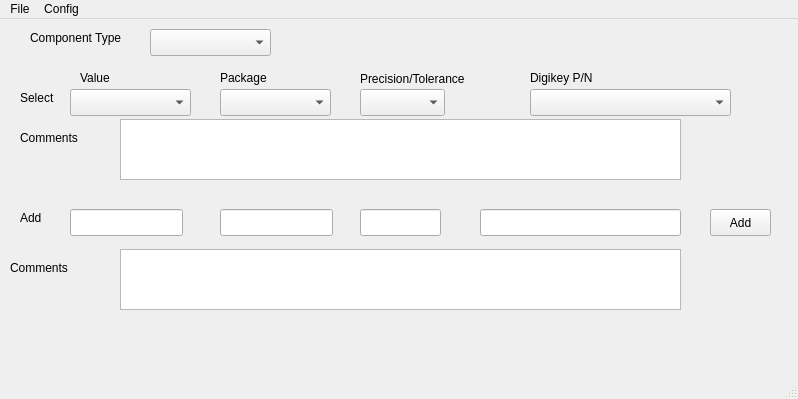
Above: mainwindow.ui from embedCreativity/PCBHelper before the change. Below: the same form after it.
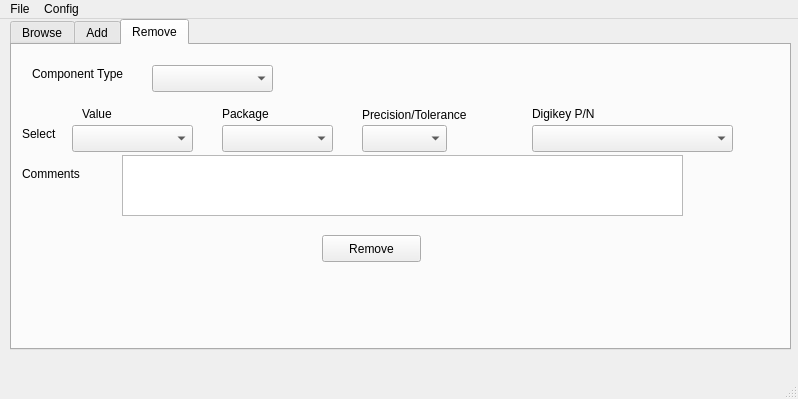
That is the form after the change. The open tabs and pages were chosen to show the change.

Commit message: Added get file dialog on Config->Select Database option.  Added sqlite3 support.

The edit to the form file:
```diff
--- a/mainwindow.ui
+++ b/mainwindow.ui
@@ -14,30 +14,23 @@
    <string>MainWindow</string>
   </property>
   <widget class="QWidget" name="centralWidget">
-   <widget class="QComboBox" name="comboBox">
+   <widget class="QTabWidget" name="tabWidget">
     <property name="geometry">
      <rect>
-      <x>70</x>
-      <y>70</y>
-      <width>121</width>
-      <height>27</height>
+      <x>10</x>
+      <y>0</y>
+      <width>781</width>
+      <height>331</height>
      </rect>
     </property>
-   </widget>
-   <widget class="QLabel" name="label_3">
-    <property name="geometry">
-     <rect>
-      <x>80</x>
-      <y>50</y>
-      <width>67</width>
-      <height>17</height>
-     </rect>
+    <property name="currentIndex">
+     <number>0</number>
     </property>
-    <property name="text">
-     <string>Value</string>
-    </property>
-   </widget>
-   <widget class="QLabel" name="label_4">
+    <widget class="QWidget" name="Browse">
+     <attribute name="title">
+      <string>Browse</string>
+     </attribute>
+     <widget class="QLabel" name="label_2">
     <property name="geometry">
      <rect>
       <x>220</x>
@@ -47,17 +40,7 @@
      </rect>
     </property>
     <property name="text">
-     <string>Package</string>
-    </property>
-   </widget>
-   <widget class="QComboBox" name="comboBox_2">
-    <property name="geometry">
-     <rect>
-      <x>220</x>
-      <y>70</y>
-      <width>111</width>
-      <height>27</height>
-     </rect>
+       <string>Comments</string>
     </property>
    </widget>
    <widget class="QLabel" name="label_5">
@@ -73,6 +56,16 @@
      <string>Precision/Tolerance</string>
     </property>
    </widget>
+     <widget class="QComboBox" name="comboBox_4">
+      <property name="geometry">
+       <rect>
+        <x>530</x>
+        <y>70</y>
+        <width>201</width>
+        <height>27</height>
+       </rect>
+      </property>
+     </widget>
    <widget class="QComboBox" name="comboBox_3">
     <property name="geometry">
      <rect>
@@ -83,6 +76,52 @@
      </rect>
     </property>
    </widget>
+     <widget class="QComboBox" name="comboBox_5">
+      <property name="geometry">
+       <rect>
+        <x>150</x>
+        <y>10</y>
+        <width>121</width>
+        <height>27</height>
+       </rect>
+      </property>
+     </widget>
+     <widget class="QLabel" name="label_4">
+      <property name="geometry">
+       <rect>
+        <x>220</x>
+        <y>50</y>
+        <width>67</width>
+        <height>17</height>
+       </rect>
+      </property>
+      <property name="text">
+       <string>Package</string>
+      </property>
+     </widget>
+     <widget class="QComboBox" name="comboBox">
+      <property name="geometry">
+       <rect>
+        <x>70</x>
+        <y>70</y>
+        <width>121</width>
+        <height>27</height>
+       </rect>
+      </property>
+     </widget>
+     <widget class="QLabel" name="label_8">
+      <property name="geometry">
+       <rect>
+        <x>530</x>
+        <y>50</y>
+        <width>91</width>
+        <height>17</height>
+       </rect>
+      </property>
+      <property name="text">
+       <string>Digikey P/N</string>
+      </property>
+     </widget>
    <widget class="QLabel" name="label_6">
     <property name="geometry">
      <rect>
@@ -96,87 +135,95 @@
      <string>Select</string>
     </property>
    </widget>
-   <widget class="QLabel" name="label_7">
+     <widget class="QComboBox" name="comboBox_2">
     <property name="geometry">
      <rect>
-      <x>20</x>
-      <y>190</y>
-      <width>41</width>
+        <x>220</x>
+        <y>70</y>
+        <width>111</width>
+        <height>27</height>
+       </rect>
+      </property>
+     </widget>
+     <widget class="QLabel" name="label">
+      <property name="geometry">
+       <rect>
+        <x>30</x>
+        <y>10</y>
+        <width>121</width>
       <height>17</height>
      </rect>
     </property>
     <property name="text">
+       <string>Component Type</string>
+      </property>
+     </widget>
+     <widget class="QLabel" name="label_3">
+      <property name="geometry">
+       <rect>
+        <x>80</x>
+        <y>50</y>
+        <width>67</width>
+        <height>17</height>
+       </rect>
+      </property>
+      <property name="text">
+       <string>Value</string>
+      </property>
+     </widget>
+     <widget class="QTextBrowser" name="textBrowser">
+      <property name="geometry">
+       <rect>
+        <x>120</x>
+        <y>100</y>
+        <width>561</width>
+        <height>61</height>
+       </rect>
+      </property>
+     </widget>
+    </widget>
+    <widget class="QWidget" name="Add">
+     <attribute name="title">
      <string>Add</string>
-    </property>
-   </widget>
+     </attribute>
    <widget class="QLineEdit" name="lineEdit">
     <property name="geometry">
      <rect>
       <x>70</x>
-      <y>190</y>
+        <y>100</y>
       <width>113</width>
       <height>27</height>
      </rect>
     </property>
    </widget>
-   <widget class="QLineEdit" name="lineEdit_2">
-    <property name="geometry">
-     <rect>
-      <x>220</x>
-      <y>190</y>
-      <width>113</width>
-      <height>27</height>
-     </rect>
-    </property>
-   </widget>
-   <widget class="QLineEdit" name="lineEdit_3">
-    <property name="geometry">
-     <rect>
-      <x>360</x>
-      <y>190</y>
-      <width>81</width>
-      <height>27</height>
-     </rect>
-    </property>
-   </widget>
    <widget class="QLineEdit" name="lineEdit_4">
     <property name="geometry">
      <rect>
       <x>480</x>
-      <y>190</y>
+        <y>100</y>
       <width>201</width>
       <height>27</height>
      </rect>
     </property>
    </widget>
-   <widget class="QLabel" name="label_8">
+     <widget class="QLabel" name="label_7">
     <property name="geometry">
      <rect>
-      <x>530</x>
-      <y>50</y>
-      <width>91</width>
+        <x>20</x>
+        <y>100</y>
+        <width>41</width>
       <height>17</height>
      </rect>
     </property>
     <property name="text">
-     <string>Digikey P/N</string>
-    </property>
-   </widget>
-   <widget class="QComboBox" name="comboBox_4">
-    <property name="geometry">
-     <rect>
-      <x>530</x>
-      <y>70</y>
-      <width>201</width>
-      <height>27</height>
-     </rect>
+       <string>Add</string>
     </property>
    </widget>
    <widget class="QPushButton" name="pushButton">
     <property name="geometry">
      <rect>
       <x>710</x>
-      <y>190</y>
+        <y>100</y>
       <width>61</width>
       <height>27</height>
      </rect>
@@ -185,74 +232,330 @@
      <string>Add</string>
     </property>
    </widget>
-   <widget class="QComboBox" name="comboBox_5">
+     <widget class="QLineEdit" name="lineEdit_3">
     <property name="geometry">
      <rect>
-      <x>150</x>
-      <y>10</y>
-      <width>121</width>
-      <height>27</height>
-     </rect>
-    </property>
-   </widget>
-   <widget class="QLabel" name="label">
-    <property name="geometry">
-     <rect>
-      <x>30</x>
-      <y>10</y>
-      <width>121</width>
-      <height>17</height>
-     </rect>
-    </property>
-    <property name="text">
-     <string>Component Type</string>
-    </property>
-   </widget>
-   <widget class="QTextBrowser" name="textBrowser">
-    <property name="geometry">
-     <rect>
-      <x>120</x>
+        <x>360</x>
       <y>100</y>
-      <width>561</width>
-      <height>61</height>
-     </rect>
-    </property>
-   </widget>
-   <widget class="QLabel" name="label_2">
-    <property name="geometry">
-     <rect>
-      <x>20</x>
-      <y>110</y>
       <width>81</width>
-      <height>17</height>
-     </rect>
-    </property>
-    <property name="text">
-     <string>Comments</string>
-    </property>
-   </widget>
-   <widget class="QLabel" name="label_9">
-    <property name="geometry">
-     <rect>
-      <x>10</x>
-      <y>240</y>
-      <width>81</width>
-      <height>17</height>
-     </rect>
-    </property>
-    <property name="text">
-     <string>Comments</string>
+        <height>27</height>
+       </rect>
     </property>
    </widget>
    <widget class="QTextEdit" name="textEdit">
     <property name="geometry">
      <rect>
       <x>120</x>
-      <y>230</y>
+        <y>140</y>
       <width>561</width>
       <height>61</height>
      </rect>
     </property>
+     </widget>
+     <widget class="QLabel" name="label_9">
+      <property name="geometry">
+       <rect>
+        <x>10</x>
+        <y>150</y>
+        <width>81</width>
+        <height>17</height>
+       </rect>
+      </property>
+      <property name="text">
+       <string>Comments</string>
+      </property>
+     </widget>
+     <widget class="QLineEdit" name="lineEdit_2">
+      <property name="geometry">
+       <rect>
+        <x>220</x>
+        <y>100</y>
+        <width>113</width>
+        <height>27</height>
+       </rect>
+      </property>
+     </widget>
+     <widget class="QLabel" name="label_28">
+      <property name="geometry">
+       <rect>
+        <x>20</x>
+        <y>30</y>
+        <width>121</width>
+        <height>17</height>
+       </rect>
+      </property>
+      <property name="text">
+       <string>Component Type</string>
+      </property>
+     </widget>
+     <widget class="QLabel" name="label_29">
+      <property name="geometry">
+       <rect>
+        <x>330</x>
+        <y>80</y>
+        <width>141</width>
+        <height>20</height>
+       </rect>
+      </property>
+      <property name="text">
+       <string>Precision/Tolerance</string>
+      </property>
+     </widget>
+     <widget class="QLabel" name="label_30">
+      <property name="geometry">
+       <rect>
+        <x>70</x>
+        <y>80</y>
+        <width>67</width>
+        <height>17</height>
+       </rect>
+      </property>
+      <property name="text">
+       <string>Value</string>
+      </property>
+     </widget>
+     <widget class="QLabel" name="label_31">
+      <property name="geometry">
+       <rect>
+        <x>210</x>
+        <y>80</y>
+        <width>67</width>
+        <height>17</height>
+       </rect>
+      </property>
+      <property name="text">
+       <string>Package</string>
+      </property>
+     </widget>
+     <widget class="QComboBox" name="comboBox_16">
+      <property name="geometry">
+       <rect>
+        <x>150</x>
+        <y>30</y>
+        <width>121</width>
+        <height>27</height>
+       </rect>
+      </property>
+     </widget>
+     <widget class="QLineEdit" name="lineEdit_13">
+      <property name="geometry">
+       <rect>
+        <x>300</x>
+        <y>30</y>
+        <width>81</width>
+        <height>27</height>
+       </rect>
+      </property>
+     </widget>
+     <widget class="QPushButton" name="pushButton_4">
+      <property name="geometry">
+       <rect>
+        <x>390</x>
+        <y>30</y>
+        <width>101</width>
+        <height>27</height>
+       </rect>
+      </property>
+      <property name="text">
+       <string>Add Type</string>
+      </property>
+     </widget>
+     <widget class="QLabel" name="label_32">
+      <property name="geometry">
+       <rect>
+        <x>300</x>
+        <y>10</y>
+        <width>67</width>
+        <height>17</height>
+       </rect>
+      </property>
+      <property name="text">
+       <string>New Type</string>
+      </property>
+     </widget>
+     <widget class="QLabel" name="label_33">
+      <property name="geometry">
+       <rect>
+        <x>480</x>
+        <y>80</y>
+        <width>91</width>
+        <height>17</height>
+       </rect>
+      </property>
+      <property name="text">
+       <string>Digikey P/N</string>
+      </property>
+     </widget>
+    </widget>
+    <widget class="QWidget" name="Remove">
+     <attribute name="title">
+      <string>Remove</string>
+     </attribute>
+     <widget class="QLabel" name="label_10">
+      <property name="geometry">
+       <rect>
+        <x>70</x>
+        <y>60</y>
+        <width>67</width>
+        <height>17</height>
+       </rect>
+      </property>
+      <property name="text">
+       <string>Value</string>
+      </property>
+     </widget>
+     <widget class="QComboBox" name="comboBox_6">
+      <property name="geometry">
+       <rect>
+        <x>140</x>
+        <y>20</y>
+        <width>121</width>
+        <height>27</height>
+       </rect>
+      </property>
+     </widget>
+     <widget class="QComboBox" name="comboBox_7">
+      <property name="geometry">
+       <rect>
+        <x>60</x>
+        <y>80</y>
+        <width>121</width>
+        <height>27</height>
+       </rect>
+      </property>
+     </widget>
+     <widget class="QLabel" name="label_11">
+      <property name="geometry">
+       <rect>
+        <x>350</x>
+        <y>60</y>
+        <width>141</width>
+        <height>20</height>
+       </rect>
+      </property>
+      <property name="text">
+       <string>Precision/Tolerance</string>
+      </property>
+     </widget>
+     <widget class="QComboBox" name="comboBox_8">
+      <property name="geometry">
+       <rect>
+        <x>210</x>
+        <y>80</y>
+        <width>111</width>
+        <height>27</height>
+       </rect>
+      </property>
+     </widget>
+     <widget class="QTextBrowser" name="textBrowser_2">
+      <property name="geometry">
+       <rect>
+        <x>110</x>
+        <y>110</y>
+        <width>561</width>
+        <height>61</height>
+       </rect>
+      </property>
+     </widget>
+     <widget class="QLabel" name="label_12">
+      <property name="geometry">
+       <rect>
+        <x>10</x>
+        <y>120</y>
+        <width>81</width>
+        <height>17</height>
+       </rect>
+      </property>
+      <property name="text">
+       <string>Comments</string>
+      </property>
+     </widget>
+     <widget class="QComboBox" name="comboBox_9">
+      <property name="geometry">
+       <rect>
+        <x>350</x>
+        <y>80</y>
+        <width>85</width>
+        <height>27</height>
+       </rect>
+      </property>
+     </widget>
+     <widget class="QLabel" name="label_13">
+      <property name="geometry">
+       <rect>
+        <x>210</x>
+        <y>60</y>
+        <width>67</width>
+        <height>17</height>
+       </rect>
+      </property>
+      <property name="text">
+       <string>Package</string>
+      </property>
+     </widget>
+     <widget class="QLabel" name="label_14">
+      <property name="geometry">
+       <rect>
+        <x>520</x>
+        <y>60</y>
+        <width>91</width>
+        <height>17</height>
+       </rect>
+      </property>
+      <property name="text">
+       <string>Digikey P/N</string>
+      </property>
+     </widget>
+     <widget class="QLabel" name="label_15">
+      <property name="geometry">
+       <rect>
+        <x>20</x>
+        <y>20</y>
+        <width>121</width>
+        <height>17</height>
+       </rect>
+      </property>
+      <property name="text">
+       <string>Component Type</string>
+      </property>
+     </widget>
+     <widget class="QComboBox" name="comboBox_10">
+      <property name="geometry">
+       <rect>
+        <x>520</x>
+        <y>80</y>
+        <width>201</width>
+        <height>27</height>
+       </rect>
+      </property>
+     </widget>
+     <widget class="QLabel" name="label_16">
+      <property name="geometry">
+       <rect>
+        <x>10</x>
+        <y>80</y>
+        <width>67</width>
+        <height>17</height>
+       </rect>
+      </property>
+      <property name="text">
+       <string>Select</string>
+      </property>
+     </widget>
+     <widget class="QPushButton" name="pushButton_2">
+      <property name="geometry">
+       <rect>
+        <x>310</x>
+        <y>190</y>
+        <width>99</width>
+        <height>27</height>
+       </rect>
+      </property>
+      <property name="text">
+       <string>Remove</string>
+      </property>
+     </widget>
+    </widget>
    </widget>
   </widget>
   <widget class="QMenuBar" name="menuBar">
```
Left out of the diff: 6 changed lines with no effect on the pictures. Lines whose indentation alone changed are shown as unchanged. The commit also changes 3 other files.
